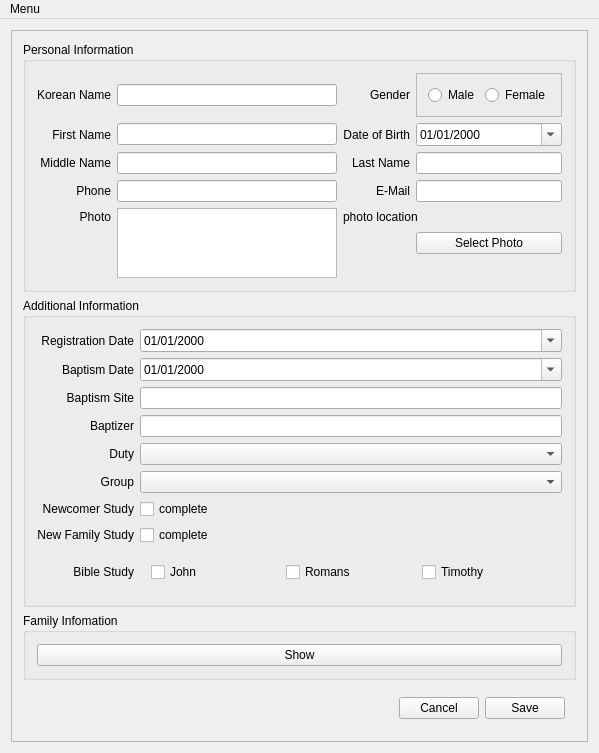
Before: the Qt Designer form gui/newmember.ui in BoraYang/onnuri, drawn with Qt 5.
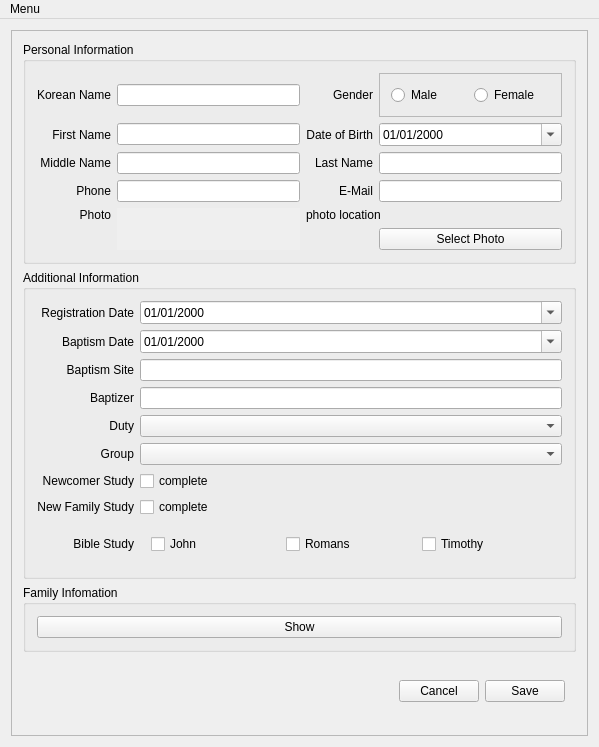
After: the same form once the commit is applied.

```diff
--- a/gui/newmember.ui
+++ b/gui/newmember.ui
@@ -144,6 +144,20 @@
           <item row="7" column="4">
            <widget class="QLineEdit" name="tb_email"/>
           </item>
+          <item row="9" column="4">
+           <widget class="QPushButton" name="btn_sel_photo">
+            <property name="text">
+             <string>Select Photo</string>
+            </property>
+           </widget>
+          </item>
+          <item row="8" column="3" colspan="2">
+           <widget class="QLabel" name="lbl_photo_loc">
+            <property name="text">
+             <string>photo location</string>
+            </property>
+           </widget>
+          </item>
           <item row="0" column="3">
            <widget class="QLabel" name="lbl_gender">
             <property name="text">
@@ -180,20 +194,13 @@
             </layout>
            </widget>
           </item>
-          <item row="9" column="4">
-           <widget class="QPushButton" name="pushButton">
-            <property name="text">
-             <string>Select Photo</string>
+          <item row="8" column="1" rowspan="2">
+           <widget class="QLabel" name="lbl_photo_view">
+            <property name="autoFillBackground">
+             <bool>true</bool>
             </property>
-           </widget>
-          </item>
-          <item row="8" column="1" rowspan="3">
-           <widget class="QGraphicsView" name="graphicsView"/>
-          </item>
-          <item row="8" column="3" colspan="2">
-           <widget class="QLabel" name="label_3">
             <property name="text">
-             <string>photo location</string>
+             <string/>
             </property>
            </widget>
           </item>
```
